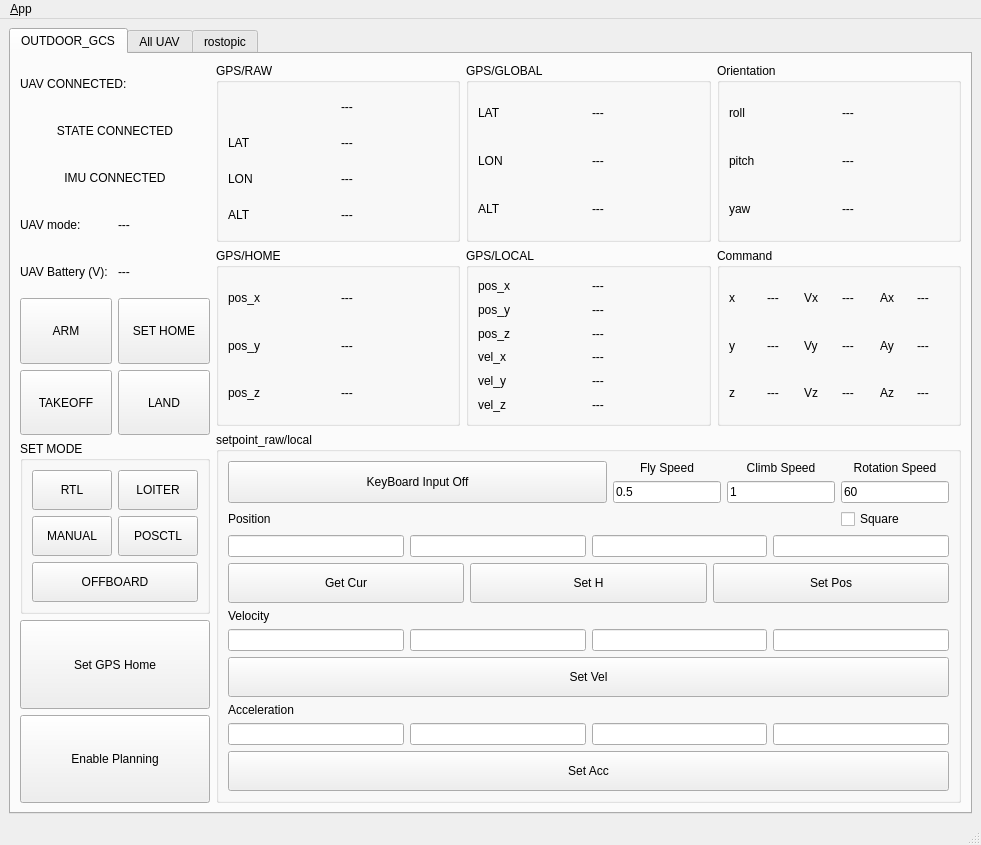
First picture: the form in ui/main_window.ui, repository Jaron0211/outdoor_gcs, before the edit.
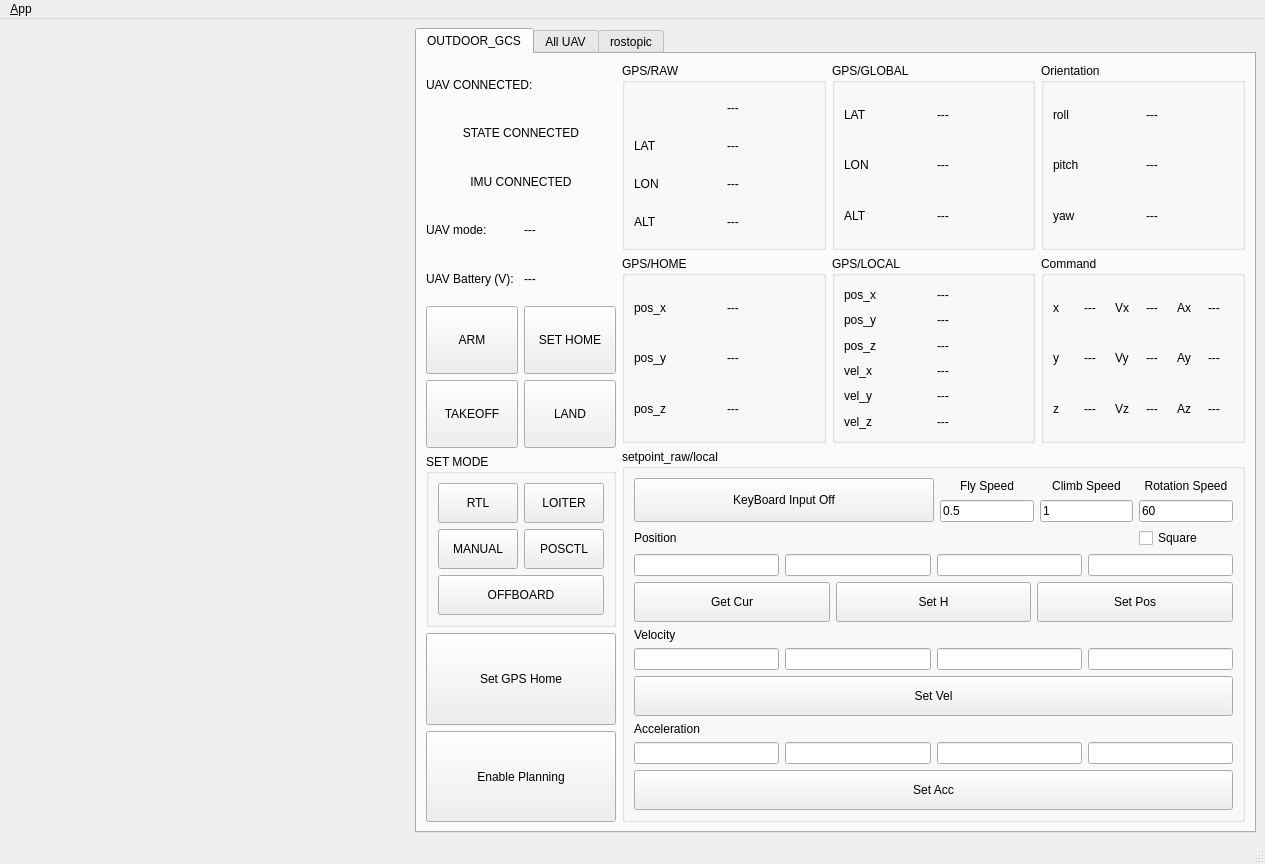
Second picture: the form after the edit. Icons and pictures are not drawn.

The edit to the form file:
```diff
--- a/ui/main_window.ui
+++ b/ui/main_window.ui
@@ -6,14 +6,14 @@
    <rect>
     <x>0</x>
     <y>0</y>
-    <width>981</width>
-    <height>845</height>
+    <width>1265</width>
+    <height>864</height>
    </rect>
   </property>
   <property name="minimumSize">
    <size>
-    <width>981</width>
-    <height>845</height>
+    <width>0</width>
+    <height>0</height>
    </size>
   </property>
   <property name="windowTitle">
@@ -28,6 +28,16 @@
   </property>
   <widget class="QWidget" name="centralwidget">
    <layout class="QHBoxLayout">
+    <item>
+     <widget class="QWidget" name="widget_9" native="true">
+      <property name="minimumSize">
+       <size>
+        <width>400</width>
+        <height>400</height>
+       </size>
+      </property>
+     </widget>
+    </item>
     <item>
      <widget class="QTabWidget" name="tab_manager">
       <property name="minimumSize">
@@ -47,200 +57,7 @@
         <string>OUTDOOR_GCS</string>
        </attribute>
        <layout class="QGridLayout" name="gridLayout_12">
-        <item row="5" column="0" rowspan="3" colspan="4">
-         <layout class="QGridLayout" name="gridLayout_15">
-          <item row="0" column="0">
-           <widget class="QPushButton" name="ARM">
-            <property name="sizePolicy">
-             <sizepolicy hsizetype="Minimum" vsizetype="MinimumExpanding">
-              <horstretch>0</horstretch>
-              <verstretch>0</verstretch>
-             </sizepolicy>
-            </property>
-            <property name="text">
-             <string>ARM</string>
-            </property>
-           </widget>
-          </item>
-          <item row="0" column="1">
-           <widget class="QPushButton" name="SET_HOME">
-            <property name="sizePolicy">
-             <sizepolicy hsizetype="Minimum" vsizetype="MinimumExpanding">
-              <horstretch>0</horstretch>
-              <verstretch>0</verstretch>
-             </sizepolicy>
-            </property>
-            <property name="text">
-             <string>SET HOME</string>
-            </property>
-           </widget>
-          </item>
-          <item row="1" column="0">
-           <widget class="QPushButton" name="TAKEOFF">
-            <property name="sizePolicy">
-             <sizepolicy hsizetype="Minimum" vsizetype="MinimumExpanding">
-              <horstretch>0</horstretch>
-              <verstretch>0</verstretch>
-             </sizepolicy>
-            </property>
-            <property name="text">
-             <string>TAKEOFF</string>
-            </property>
-           </widget>
-          </item>
-          <item row="1" column="1">
-           <widget class="QPushButton" name="LAND">
-            <property name="sizePolicy">
-             <sizepolicy hsizetype="Minimum" vsizetype="MinimumExpanding">
-              <horstretch>0</horstretch>
-              <verstretch>0</verstretch>
-             </sizepolicy>
-            </property>
-            <property name="text">
-             <string>LAND</string>
-            </property>
-           </widget>
-          </item>
-         </layout>
-        </item>
-        <item row="11" column="0" rowspan="4" colspan="4">
-         <layout class="QGridLayout" name="gridLayout_14">
-          <item row="0" column="0">
-           <widget class="QPushButton" name="Set_GPS_Home">
-            <property name="enabled">
-             <bool>true</bool>
-            </property>
-            <property name="sizePolicy">
-             <sizepolicy hsizetype="Minimum" vsizetype="Minimum">
-              <horstretch>0</horstretch>
-              <verstretch>0</verstretch>
-             </sizepolicy>
-            </property>
-            <property name="text">
-             <string>Set GPS Home</string>
-            </property>
-           </widget>
-          </item>
-          <item row="1" column="0">
-           <widget class="QPushButton" name="Enable_Planning">
-            <property name="sizePolicy">
-             <sizepolicy hsizetype="Minimum" vsizetype="Minimum">
-              <horstretch>0</horstretch>
-              <verstretch>0</verstretch>
-             </sizepolicy>
-            </property>
-            <property name="text">
-             <string>Enable Planning</string>
-            </property>
-           </widget>
-          </item>
-         </layout>
-        </item>
-        <item row="8" column="0" rowspan="3" colspan="4">
-         <widget class="QGroupBox" name="groupBox">
-          <property name="title">
-           <string>SET MODE</string>
-          </property>
-          <layout class="QGridLayout" name="gridLayout_13">
-           <item row="0" column="0">
-            <widget class="QPushButton" name="MODE_RTL">
-             <property name="sizePolicy">
-              <sizepolicy hsizetype="MinimumExpanding" vsizetype="MinimumExpanding">
-               <horstretch>0</horstretch>
-               <verstretch>0</verstretch>
-              </sizepolicy>
-             </property>
-             <property name="minimumSize">
-              <size>
-               <width>0</width>
-               <height>40</height>
-              </size>
-             </property>
-             <property name="text">
-              <string>RTL</string>
-             </property>
-            </widget>
-           </item>
-           <item row="0" column="1">
-            <widget class="QPushButton" name="MODE_LOITER">
-             <property name="sizePolicy">
-              <sizepolicy hsizetype="MinimumExpanding" vsizetype="MinimumExpanding">
-               <horstretch>0</horstretch>
-               <verstretch>0</verstretch>
-              </sizepolicy>
-             </property>
-             <property name="minimumSize">
-              <size>
-               <width>0</width>
-               <height>40</height>
-              </size>
-             </property>
-             <property name="text">
-              <string>LOITER</string>
-             </property>
-            </widget>
-           </item>
-           <item row="2" column="0" colspan="2">
-            <widget class="QPushButton" name="MODE_OFFBOARD">
-             <property name="sizePolicy">
-              <sizepolicy hsizetype="MinimumExpanding" vsizetype="MinimumExpanding">
-               <horstretch>0</horstretch>
-               <verstretch>0</verstretch>
-              </sizepolicy>
-             </property>
-             <property name="minimumSize">
-              <size>
-               <width>0</width>
-               <height>40</height>
-              </size>
-             </property>
-             <property name="text">
-              <string>OFFBOARD</string>
-             </property>
-            </widget>
-           </item>
-           <item row="1" column="0">
-            <widget class="QPushButton" name="MODE_MANUAL">
-             <property name="sizePolicy">
-              <sizepolicy hsizetype="MinimumExpanding" vsizetype="MinimumExpanding">
-               <horstretch>0</horstretch>
-               <verstretch>0</verstretch>
-              </sizepolicy>
-             </property>
-             <property name="minimumSize">
-              <size>
-               <width>0</width>
-               <height>40</height>
-              </size>
-             </property>
-             <property name="text">
-              <string>MANUAL</string>
-             </property>
-            </widget>
-           </item>
-           <item row="1" column="1">
-            <widget class="QPushButton" name="MODE_POSCTL">
-             <property name="sizePolicy">
-              <sizepolicy hsizetype="MinimumExpanding" vsizetype="MinimumExpanding">
-               <horstretch>0</horstretch>
-               <verstretch>0</verstretch>
-              </sizepolicy>
-             </property>
-             <property name="minimumSize">
-              <size>
-               <width>0</width>
-               <height>40</height>
-              </size>
-             </property>
-             <property name="text">
-              <string>POSCTL</string>
-             </property>
-            </widget>
-           </item>
-          </layout>
-         </widget>
-        </item>
-        <item row="0" column="4" rowspan="15">
+        <item row="1" column="2" rowspan="15">
          <layout class="QGridLayout" name="gridLayout_11">
           <item row="1" column="2">
            <widget class="QGroupBox" name="COMMAND">
@@ -1032,7 +849,200 @@
           </item>
          </layout>
         </item>
-        <item row="0" column="0" rowspan="5" colspan="4">
+        <item row="9" column="0" rowspan="3" colspan="2">
+         <widget class="QGroupBox" name="groupBox">
+          <property name="title">
+           <string>SET MODE</string>
+          </property>
+          <layout class="QGridLayout" name="gridLayout_13">
+           <item row="0" column="0">
+            <widget class="QPushButton" name="MODE_RTL">
+             <property name="sizePolicy">
+              <sizepolicy hsizetype="MinimumExpanding" vsizetype="MinimumExpanding">
+               <horstretch>0</horstretch>
+               <verstretch>0</verstretch>
+              </sizepolicy>
+             </property>
+             <property name="minimumSize">
+              <size>
+               <width>0</width>
+               <height>40</height>
+              </size>
+             </property>
+             <property name="text">
+              <string>RTL</string>
+             </property>
+            </widget>
+           </item>
+           <item row="0" column="1">
+            <widget class="QPushButton" name="MODE_LOITER">
+             <property name="sizePolicy">
+              <sizepolicy hsizetype="MinimumExpanding" vsizetype="MinimumExpanding">
+               <horstretch>0</horstretch>
+               <verstretch>0</verstretch>
+              </sizepolicy>
+             </property>
+             <property name="minimumSize">
+              <size>
+               <width>0</width>
+               <height>40</height>
+              </size>
+             </property>
+             <property name="text">
+              <string>LOITER</string>
+             </property>
+            </widget>
+           </item>
+           <item row="2" column="0" colspan="2">
+            <widget class="QPushButton" name="MODE_OFFBOARD">
+             <property name="sizePolicy">
+              <sizepolicy hsizetype="MinimumExpanding" vsizetype="MinimumExpanding">
+               <horstretch>0</horstretch>
+               <verstretch>0</verstretch>
+              </sizepolicy>
+             </property>
+             <property name="minimumSize">
+              <size>
+               <width>0</width>
+               <height>40</height>
+              </size>
+             </property>
+             <property name="text">
+              <string>OFFBOARD</string>
+             </property>
+            </widget>
+           </item>
+           <item row="1" column="0">
+            <widget class="QPushButton" name="MODE_MANUAL">
+             <property name="sizePolicy">
+              <sizepolicy hsizetype="MinimumExpanding" vsizetype="MinimumExpanding">
+               <horstretch>0</horstretch>
+               <verstretch>0</verstretch>
+              </sizepolicy>
+             </property>
+             <property name="minimumSize">
+              <size>
+               <width>0</width>
+               <height>40</height>
+              </size>
+             </property>
+             <property name="text">
+              <string>MANUAL</string>
+             </property>
+            </widget>
+           </item>
+           <item row="1" column="1">
+            <widget class="QPushButton" name="MODE_POSCTL">
+             <property name="sizePolicy">
+              <sizepolicy hsizetype="MinimumExpanding" vsizetype="MinimumExpanding">
+               <horstretch>0</horstretch>
+               <verstretch>0</verstretch>
+              </sizepolicy>
+             </property>
+             <property name="minimumSize">
+              <size>
+               <width>0</width>
+               <height>40</height>
+              </size>
+             </property>
+             <property name="text">
+              <string>POSCTL</string>
+             </property>
+            </widget>
+           </item>
+          </layout>
+         </widget>
+        </item>
+        <item row="12" column="0" rowspan="4" colspan="2">
+         <layout class="QGridLayout" name="gridLayout_14">
+          <item row="0" column="0">
+           <widget class="QPushButton" name="Set_GPS_Home">
+            <property name="enabled">
+             <bool>true</bool>
+            </property>
+            <property name="sizePolicy">
+             <sizepolicy hsizetype="Minimum" vsizetype="Minimum">
+              <horstretch>0</horstretch>
+              <verstretch>0</verstretch>
+             </sizepolicy>
+            </property>
+            <property name="text">
+             <string>Set GPS Home</string>
+            </property>
+           </widget>
+          </item>
+          <item row="1" column="0">
+           <widget class="QPushButton" name="Enable_Planning">
+            <property name="sizePolicy">
+             <sizepolicy hsizetype="Minimum" vsizetype="Minimum">
+              <horstretch>0</horstretch>
+              <verstretch>0</verstretch>
+             </sizepolicy>
+            </property>
+            <property name="text">
+             <string>Enable Planning</string>
+            </property>
+           </widget>
+          </item>
+         </layout>
+        </item>
+        <item row="6" column="0" rowspan="3" colspan="2">
+         <layout class="QGridLayout" name="gridLayout_15">
+          <item row="0" column="0">
+           <widget class="QPushButton" name="ARM">
+            <property name="sizePolicy">
+             <sizepolicy hsizetype="Minimum" vsizetype="MinimumExpanding">
+              <horstretch>0</horstretch>
+              <verstretch>0</verstretch>
+             </sizepolicy>
+            </property>
+            <property name="text">
+             <string>ARM</string>
+            </property>
+           </widget>
+          </item>
+          <item row="0" column="1">
+           <widget class="QPushButton" name="SET_HOME">
+            <property name="sizePolicy">
+             <sizepolicy hsizetype="Minimum" vsizetype="MinimumExpanding">
+              <horstretch>0</horstretch>
+              <verstretch>0</verstretch>
+             </sizepolicy>
+            </property>
+            <property name="text">
+             <string>SET HOME</string>
+            </property>
+           </widget>
+          </item>
+          <item row="1" column="0">
+           <widget class="QPushButton" name="TAKEOFF">
+            <property name="sizePolicy">
+             <sizepolicy hsizetype="Minimum" vsizetype="MinimumExpanding">
+              <horstretch>0</horstretch>
+              <verstretch>0</verstretch>
+             </sizepolicy>
+            </property>
+            <property name="text">
+             <string>TAKEOFF</string>
+            </property>
+           </widget>
+          </item>
+          <item row="1" column="1">
+           <widget class="QPushButton" name="LAND">
+            <property name="sizePolicy">
+             <sizepolicy hsizetype="Minimum" vsizetype="MinimumExpanding">
+              <horstretch>0</horstretch>
+              <verstretch>0</verstretch>
+             </sizepolicy>
+            </property>
+            <property name="text">
+             <string>LAND</string>
+            </property>
+           </widget>
+          </item>
+         </layout>
+        </item>
+        <item row="1" column="0" rowspan="5" colspan="2">
          <layout class="QGridLayout" name="gridLayout_16">
           <item row="3" column="0">
            <widget class="QLabel" name="MODE_title">
@@ -2324,7 +2334,7 @@
     <rect>
      <x>0</x>
      <y>0</y>
-     <width>981</width>
+     <width>1265</width>
      <height>22</height>
     </rect>
    </property>
```
